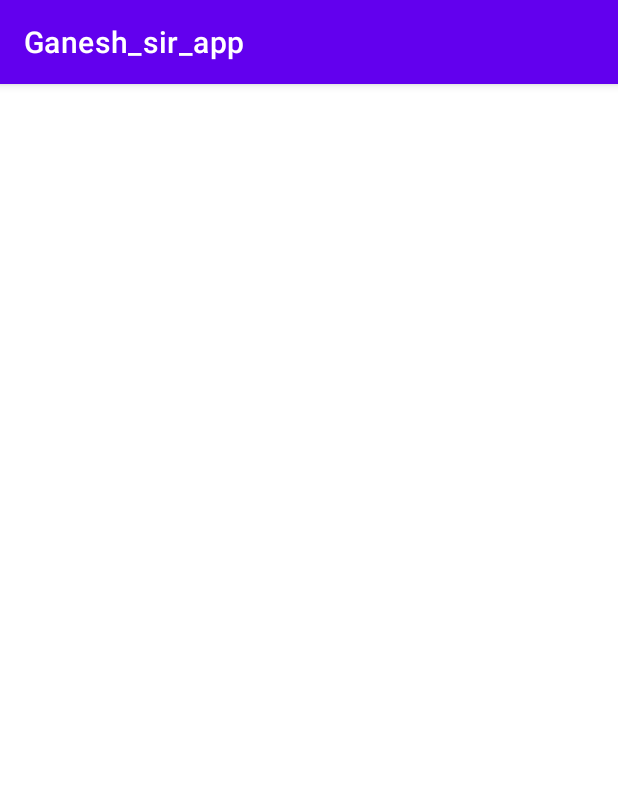
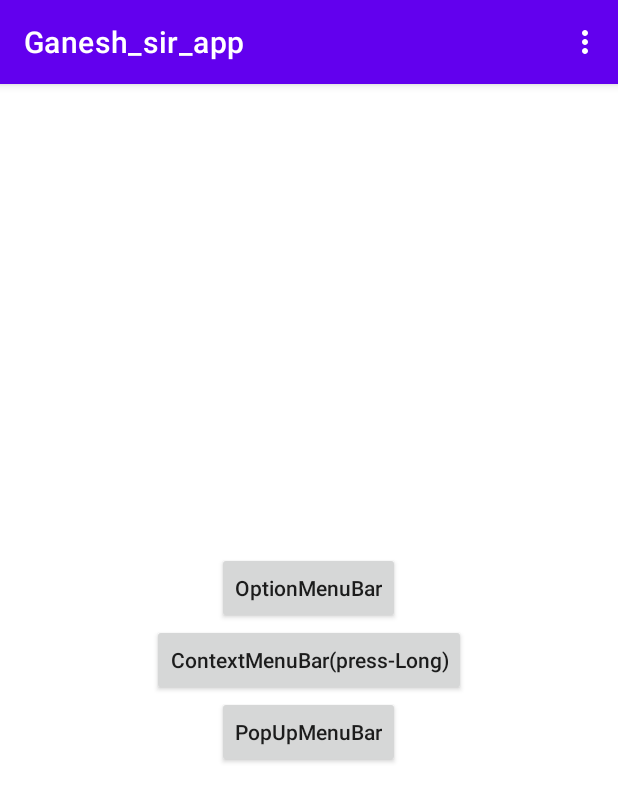
Before and after one commit to shivamt818/Ganesh_sir_app, an Android app: the menubars screen opened directly, with no data from a screen before it, on a phone screen of 412 x 824 dp. Shown: the top 802 px of the screen. Run offline under Robolectric (Android 15) with nearby library versions, the phone set to English and light mode, and no system bars; libraries missing offline, so code that uses them is left out: es.dmoral.toasty.

Commit message:
ganesh sir all widgets app

```diff
--- a/app/src/main/java/com/example/ganesh_sir_app/Datepicker.java
+++ b/app/src/main/java/com/example/ganesh_sir_app/Datepicker.java
@@ -23,7 +23,7 @@ public class Datepicker extends AppCompatActivity {
         dpbtn2=findViewById(R.id.ybtn2);
 
         dpbtn1.setOnClickListener(v->{
-            Toast.makeText(this,x.getDayOfMonth()+"-"+x.getMonth()+1+"-"+x.getYear()+1, Toast.LENGTH_SHORT).show();
+            Toast.makeText(this,x.getDayOfMonth()+"-"+(x.getMonth()+1)+"-"+x.getYear(), Toast.LENGTH_SHORT).show();
         });
 
         dpbtn2.setOnClickListener(v->{
--- a/app/src/main/java/com/example/ganesh_sir_app/MainActivity.java
+++ b/app/src/main/java/com/example/ganesh_sir_app/MainActivity.java
@@ -23,6 +23,6 @@ public class MainActivity extends AppCompatActivity {
                 startActivity(intent);
                 finish();
             }
-        },2000);
+        },5000);
     }
 }
--- a/app/src/main/java/com/example/ganesh_sir_app/webview.java
+++ b/app/src/main/java/com/example/ganesh_sir_app/webview.java
@@ -16,7 +16,7 @@ public class webview extends AppCompatActivity {
 
         wb = findViewById(R.id.wb);
 
-       wb.loadUrl("https://courses.smartprogramming.in/learn");
+       wb.loadUrl("https://www.youtube.com/watch?v=TlBcHCd2Jeg");
 
     }
 }
--- a/app/src/main/res/layout/activity_button.xml
+++ b/app/src/main/res/layout/activity_button.xml
@@ -5,6 +5,7 @@
     android:layout_width="match_parent"
     android:layout_height="match_parent"
     android:orientation="vertical"
+    android:gravity="center"
     android:layout_marginTop="50dp"
     tools:context=".Button">
 
@@ -32,8 +33,7 @@
         android:layout_height="wrap_content"
         android:text="OnClick Attribute Type click"
       android:onClick="onClickMethod"
-        android:layout_marginTop="10dp"
-   />
+        android:layout_marginTop="10dp" />
 
 
 
--- a/app/src/main/res/layout/activity_main.xml
+++ b/app/src/main/res/layout/activity_main.xml
@@ -22,8 +22,9 @@
 
     <com.airbnb.lottie.LottieAnimationView
         android:id="@+id/animationView"
-        android:layout_width="wrap_content"
+        android:layout_width="match_parent"
         android:layout_height="wrap_content"
+        android:layout_marginTop="10dp"
         app:lottie_rawRes="@raw/splash_screen_animation"
         android:layout_gravity="center"
         app:lottie_autoPlay="true"
--- a/app/src/main/res/layout/activity_menubars.xml
+++ b/app/src/main/res/layout/activity_menubars.xml
@@ -5,7 +5,26 @@
     android:layout_width="match_parent"
     android:layout_height="match_parent"
     android:orientation="vertical"
-    android:gravity="center_horizontal"
+    android:gravity="center"
     tools:context=".menubars">
 
+    <androidx.appcompat.widget.AppCompatButton
+        android:id="@+id/mbbtn1"
+        android:layout_width="wrap_content"
+        android:layout_height="wrap_content"
+        android:textAllCaps="false"
+        android:text="OptionMenuBar"/>
+    <androidx.appcompat.widget.AppCompatButton
+        android:id="@+id/mbbtn2"
+        android:layout_width="wrap_content"
+        android:layout_height="wrap_content"
+        android:textAllCaps="false"
+        android:text="ContextMenuBar(press-Long)"/>
+    <androidx.appcompat.widget.AppCompatButton
+        android:id="@+id/mbbtn3"
+        android:layout_width="wrap_content"
+        android:layout_height="wrap_content"
+        android:textAllCaps="false"
+        android:text="PopUpMenuBar"/>
+
 </LinearLayout>
--- /dev/null
+++ b/app/src/main/res/menu/option_menubar.xml
@@ -0,0 +1,13 @@
+<?xml version="1.0" encoding="utf-8"?>
+<menu xmlns:android="http://schemas.android.com/apk/res/android">
+        <item
+            android:id="@+id/refresh"
+            android:title="Refresh"/>
+    <item
+        android:id="@+id/help"
+        android:title="Help"/>
+    <item
+        android:id="@+id/checkforupdates"
+        android:title="Check for Updates"/>
+
+</menu>
```
Also changed, not shown: app/src/main/java/com/example/ganesh_sir_app/menubars.java (+92 -0 lines), app/src/main/res/layout/activity_home_screen.xml (+4 -7 lines), app/src/main/res/drawable/bgpl2.jpg (deleted), app/src/main/res/drawable/bgpl2.png (added).
